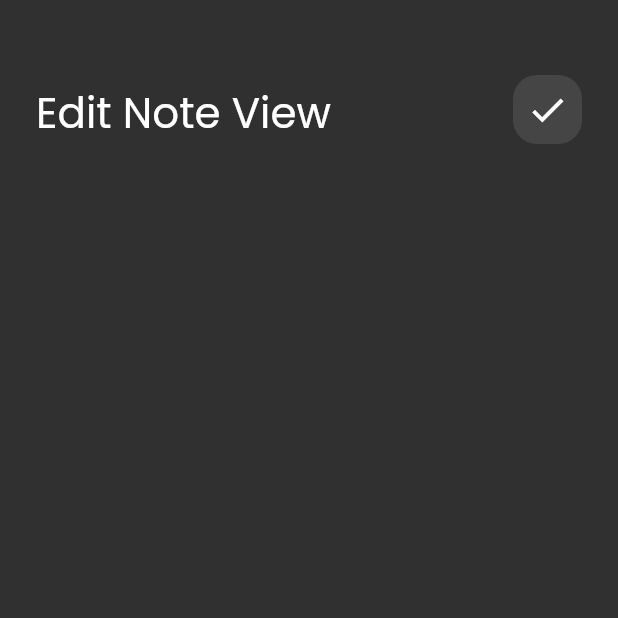
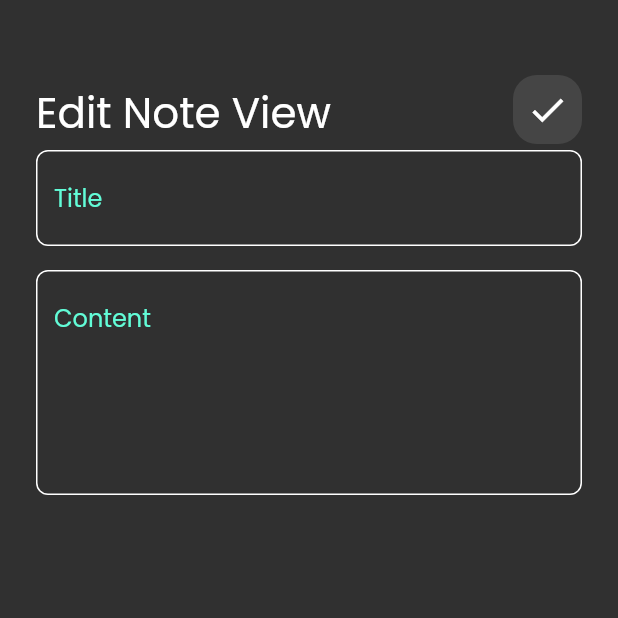
Before and after one commit to 13octt/Note-App, a Flutter app: the screen it shows after launch, after a tap on "Hello", on a phone screen of 412 x 824 dp, the top half of it. Run offline on Flutter 3.47's test engine with Material 2 defaults, Android fonts, the phone set to English and light mode, and no system bars.

```diff
--- a/lib/views/widgets/edit_view_body.dart
+++ b/lib/views/widgets/edit_view_body.dart
@@ -1,5 +1,6 @@
 import 'package:flutter/material.dart';
 import 'package:note_app/views/widgets/custom_app_bar.dart';
+import 'package:note_app/views/widgets/custom_text_field.dart';
 
 class EditNoteViewBody extends StatelessWidget {
   const EditNoteViewBody({super.key});
@@ -7,7 +8,8 @@ class EditNoteViewBody extends StatelessWidget {
   @override
   Widget build(BuildContext context) {
     return const Padding(
-      padding: const EdgeInsets.symmetric(horizontal: 24.0),
+      padding: EdgeInsets.symmetric(horizontal: 24.0),
+      child: SingleChildScrollView(
         child: Column(children: [
           SizedBox(
             height: 50,
@@ -16,7 +18,13 @@ class EditNoteViewBody extends StatelessWidget {
             title: 'Edit Note View',
             icon: Icons.check,
           ),
+          CustomTextField(hint: 'Title', maxLines: 1),
+          SizedBox(
+            height: 16,
+          ),
+          CustomTextField(hint: 'Content', maxLines: 5),
         ]),
+      ),
     );
   }
 }
--- a/pubspec.yaml
+++ b/pubspec.yaml
@@ -35,6 +35,8 @@ dependencies:
   # The following adds the Cupertino Icons font to your application.
   # Use with the CupertinoIcons class for iOS style icons.
   cupertino_icons: ^1.0.2
+  hive: ^2.2.3
+  hive_flutter: ^2.2.3
 
 dev_dependencies:
   flutter_test:
@@ -46,6 +48,8 @@ dev_dependencies:
   # package. See that file for information about deactivating specific lint
   # rules and activating additional ones.
   flutter_lints: ^2.0.0
+  hive_generator: ^2.2.3
+  build_runner: ^2.2.3
 
 # For information on the generic Dart part of this file, see the
 # following page: https://dart.dev/tools/pub/pubspec
```
Also changed, not shown: lib/models/note_models.dart (added, +16 -0 lines), pubspec.lock. Lines whose indentation alone changed are shown as unchanged.
